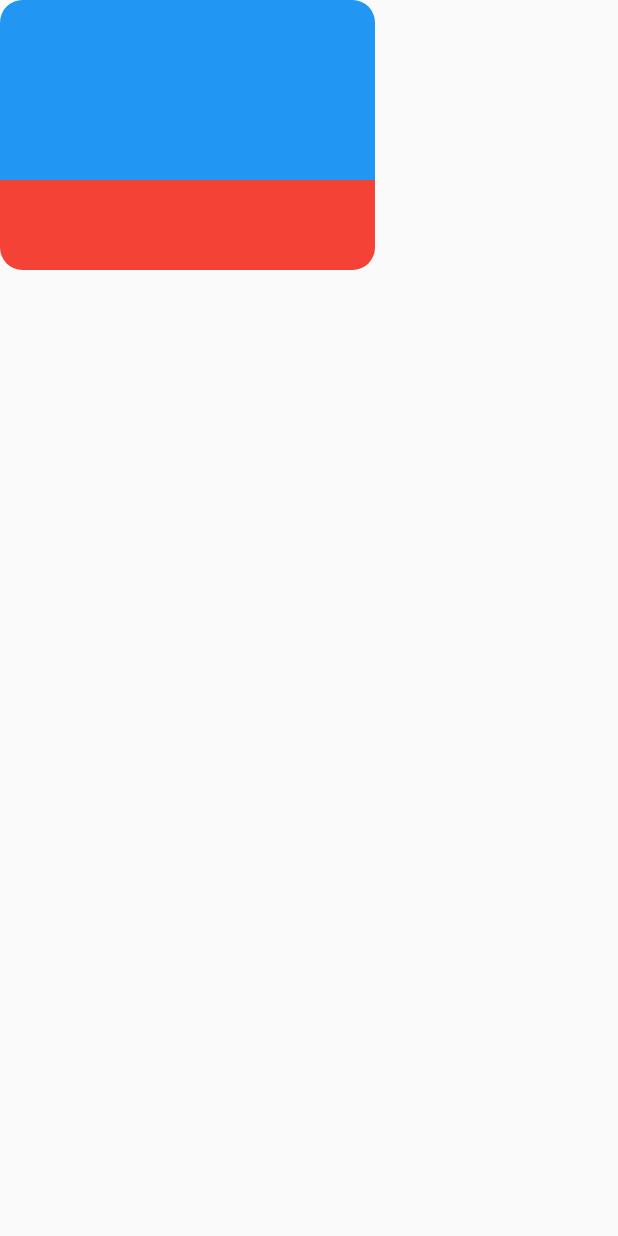
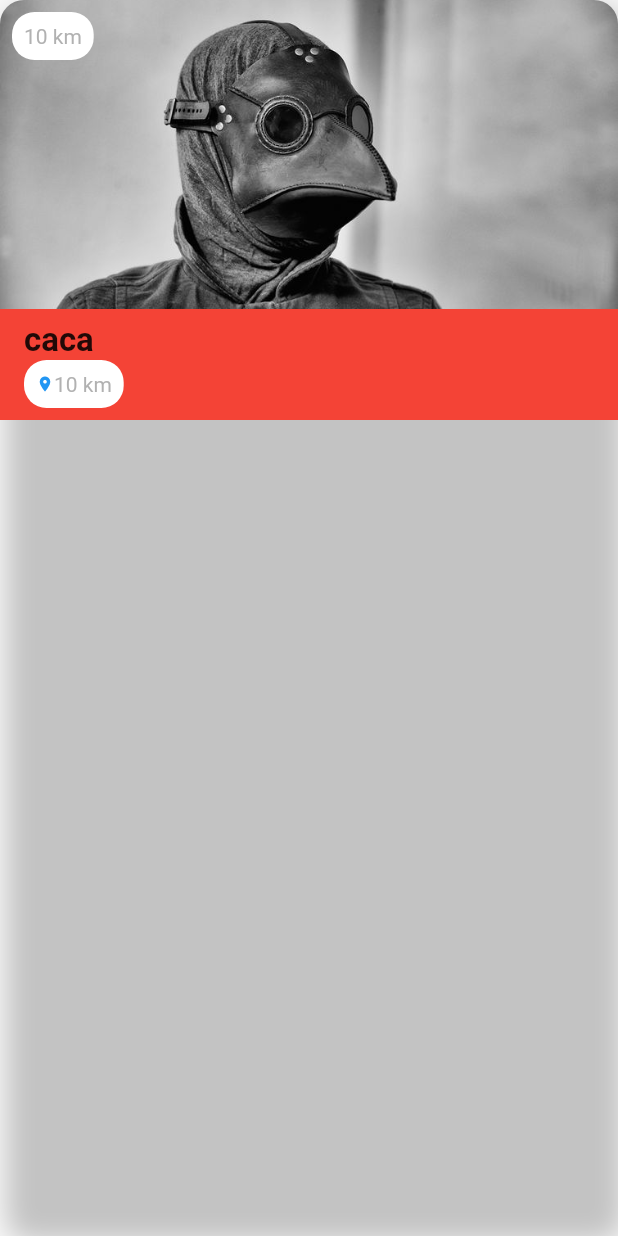
Before and after one commit to Andrei250/PerfectMeal, a Flutter app: the screen it shows after launch, on a phone screen of 412 x 824 dp. Run offline on Flutter 3.47's test engine with Material 2 defaults, Android fonts, the phone set to English and light mode, and no system bars; our stand-ins replace bottom_navy_bar, carousel_slider.

Commit message:
feature: working on card

```diff
--- a/lib/widget_card.dart
+++ b/lib/widget_card.dart
@@ -1,11 +1,13 @@
+import 'package:flutter/cupertino.dart';
 import 'package:flutter/material.dart';
+import 'package:perfect_meal/images.dart';
 
 class WidgetCard extends StatefulWidget {
+  WidgetCard({this.shopName, this.price, this.product});
+
   String shopName;
   double price;
   String product;
-
-  WidgetCard({this.shopName, this.price, this.product});
 
   @override
   _WidgetCardState createState() => _WidgetCardState();
@@ -17,24 +19,105 @@ class _WidgetCardState extends State<WidgetCard> {
     double width = MediaQuery.of(context).size.width;
 
     return Scaffold(
-      body: ClipRRect(
-
-        borderRadius: BorderRadius.circular(15),
+      body: Container(
+        decoration: BoxDecoration(
+          borderRadius: const BorderRadius.all(Radius.circular(15.0)),
+          boxShadow: <BoxShadow>[
+            BoxShadow(
+              color: Colors.grey.withOpacity(0.6),
+              offset: const Offset(4, 4),
+              blurRadius: 16,
+            ),
+          ],
+        ),
+        child: ClipRRect(
+          borderRadius: const BorderRadius.all(Radius.circular(16.0)),
+          child: Stack(
+            children: <Widget>[
+              Column(
+                children: <Widget>[
+                  AspectRatio(
+                    aspectRatio: 2,
+                    child: Image.asset(
+                      random,
+                      fit: BoxFit.cover,
+                    ),
+                  ),
+                  Container(
+                    color: Colors.red,
+                    child: Row(
+                      mainAxisAlignment: MainAxisAlignment.center,
+                      crossAxisAlignment: CrossAxisAlignment.start,
+                      children: <Widget>[
+                        Expanded(
                             child: Container(
-          width: 250,
-          height: 180,
+                                child: Padding(
+                          padding: const EdgeInsets.only(
+                              left: 16, top: 8, bottom: 8),
                           child: Column(
-            children: [
-              Expanded(
-                flex: 2,
+                            mainAxisAlignment: MainAxisAlignment.center,
+                            crossAxisAlignment: CrossAxisAlignment.start,
+                            children: <Widget>[
+                              Text(
+                                'caca',
+                                textAlign: TextAlign.left,
+                                style: TextStyle(
+                                  fontWeight: FontWeight.w600,
+                                  fontSize: 22,
+                                ),
+                              ),
+                              ClipRRect(
+                                borderRadius:
+                                    BorderRadius.all(Radius.circular(15.0)),
                                 child: Container(
+                                  color: Colors.white,
+                                  padding: const EdgeInsets.all(8.0),
+                                  child: Row(
+                                    crossAxisAlignment:
+                                        CrossAxisAlignment.center,
+                                    mainAxisAlignment: MainAxisAlignment.start,
+                                    mainAxisSize: MainAxisSize.min,
+                                    children: <Widget>[
+                                      Icon(
+                                        Icons.location_on,
+                                        size: 12,
                                         color: Colors.blue,
                                       ),
+                                      Text(
+                                        '10 km',
+                                        overflow: TextOverflow.ellipsis,
+                                        style: TextStyle(
+                                            fontSize: 14,
+                                            color:
+                                                Colors.grey.withOpacity(0.8)),
                                       ),
-              Expanded(
-                flex: 1,
+                                    ],
+                                  ),
+                                ),
+                              ),
+                            ],
+                          ),
+                        ))),
+                      ],
+                    ),
+                  ),
+                ],
+              ),
+              Positioned(
+                top: 8,
+                left: 8,
+                child: ClipRRect(
+                  borderRadius: BorderRadius.all(Radius.circular(15.0)),
                   child: Container(
-                  color: Colors.red,
+                    color: Colors.white,
+                    padding: const EdgeInsets.all(8.0),
+                    child: Text(
+                      '10 km',
+                      overflow: TextOverflow.ellipsis,
+                      style: TextStyle(
+                          fontSize: 14, color: Colors.grey.withOpacity(0.8)),
+                    ),
+                  ),
                 ),
               ),
             ],
```
Lines whose indentation alone changed are shown as unchanged.
